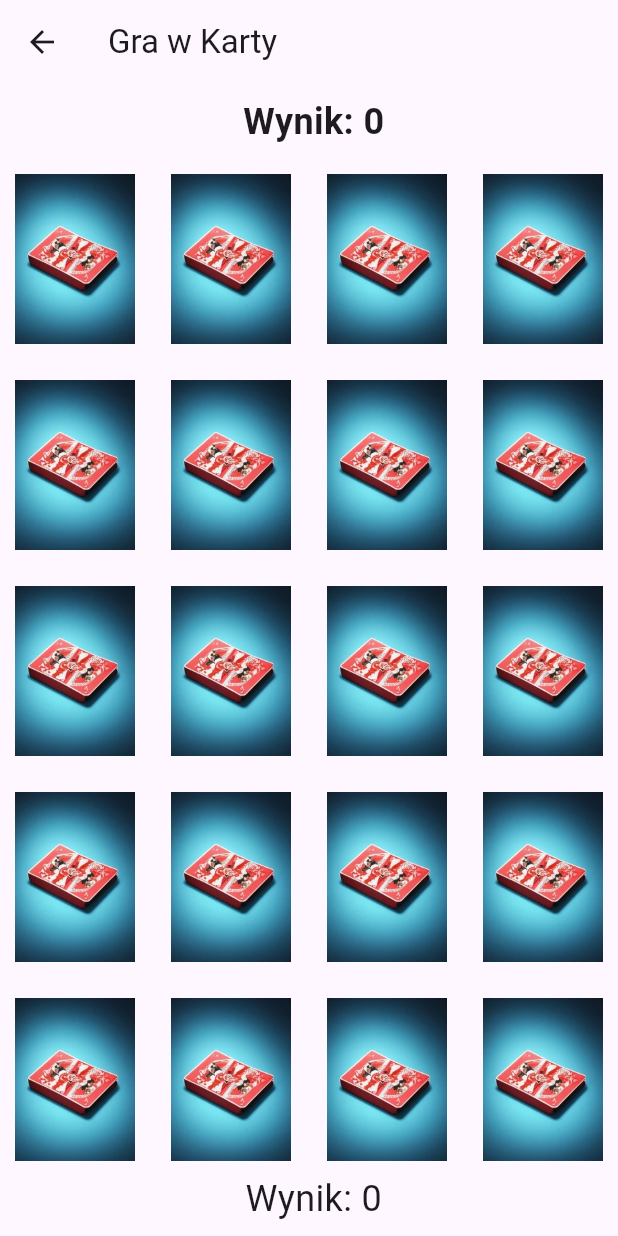
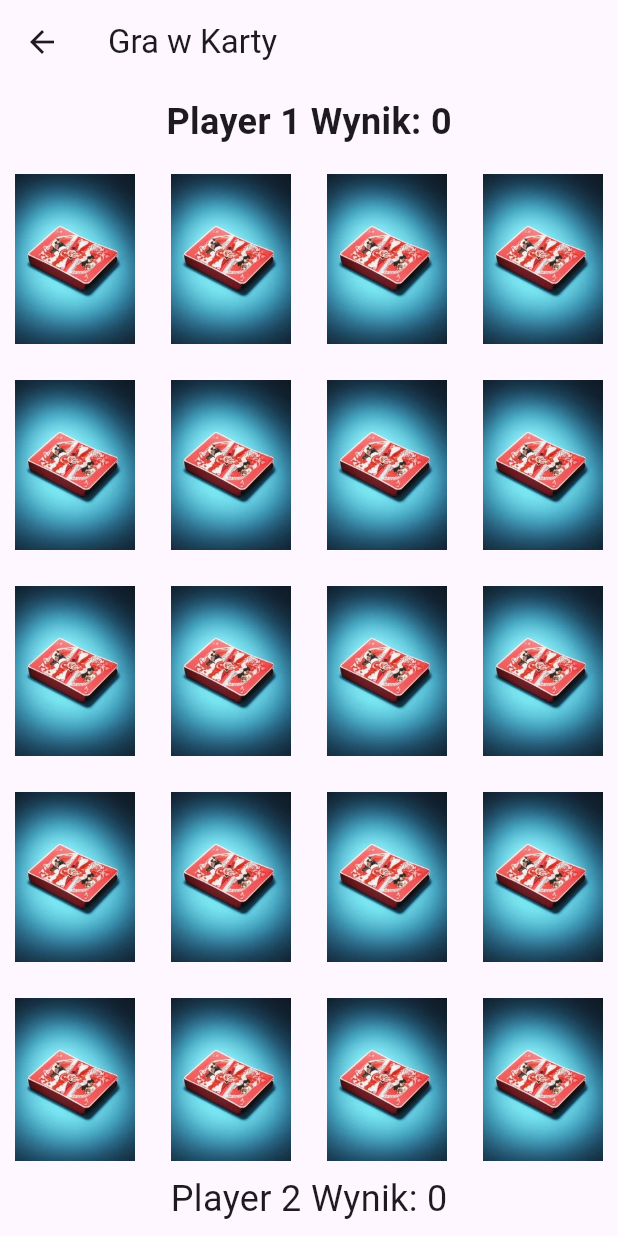
Before and after one commit to ZPatryk/cardgame3, a Flutter app: the screen it shows after launch, after a tap on "Start Game", on a phone screen of 412 x 824 dp. Run offline on Flutter 3.47's test engine with Material 3 defaults, Android fonts, the phone set to English and light mode, and no system bars.

Commit message:
Dodanie featcher'a przekazania nazwy gracza gdy jest empty

```diff
--- a/lib/image_screen.dart
+++ b/lib/image_screen.dart
@@ -78,7 +78,7 @@ class _ImageScreenState extends State<ImageScreen> {
 
         if (pairedKey == _secondSelectedKey) {
           // Jeśli karty pasują, ukryj je po krótkim opóźnieniu.
-          Future.delayed(const Duration(seconds: 2), () {
+          Future.delayed(const Duration(seconds: 0), () {
             setState(() {
               _visible[_firstSelectedKey!] = false; // Ukryj pierwszą kartę.
               _visible[_secondSelectedKey!] = false; // Ukryj drugą kartę.
@@ -100,7 +100,7 @@ class _ImageScreenState extends State<ImageScreen> {
             // Jeśli karty nie pasują, obróć je z powrotem.
             _reverseBothCards();
             // Po krótkim opóźnieniu zmień gracza.
-            Future.delayed(const Duration(seconds: 1), () {
+            Future.delayed(const Duration(seconds: 0, milliseconds: 500), () {
               setState(() {
                 _currentPlayer =
                     _currentPlayer == 1 ? 2 : 1; // Zmień aktualnego gracza.
--- a/lib/start_screen.dart
+++ b/lib/start_screen.dart
@@ -114,14 +114,17 @@ class _StartScreenState extends State<StartScreen> {
                 const SizedBox(height: 20),
                 ElevatedButton(
                   onPressed: () {
+                    String player1Name = player1Controller.text.isEmpty ? 'Player 1' : player1Controller.text;
+                    String player2Name = player2Controller.text.isEmpty ? 'Player 2' : player2Controller.text;
+
                     Navigator.push(
                       context,
                       MaterialPageRoute(
                         builder: (context) => ImageScreen(
                           images: images,
                           frontImagePath: frontImagePath,
-                          player1Name: player1Controller.text,
-                          player2Name: player2Controller.text,
+                          player1Name: player1Name,
+                          player2Name: player2Name,
                         ),
                       ),
                     );
--- a/lib/utils/geradient.dart
+++ b/lib/utils/geradient.dart
@@ -1,3 +1,4 @@
+import 'dart:ui';
 import 'package:flutter/material.dart';
 
 class GradientWidget extends StatelessWidget {
@@ -15,7 +16,7 @@ class GradientWidget extends StatelessWidget {
       children: [
                   // Pierwszy kontener z gradientem
           OverflowBox(
-          maxWidth:1200,  // Ustaw szerokość większą niż ekran
+            maxWidth: 1200, // Ustaw szerokość większą niż ekran
             maxHeight: 1200, // Ustaw wysokość większą niż ekran
             child: Container(
               width: 1200,
@@ -24,7 +25,7 @@ class GradientWidget extends StatelessWidget {
                 gradient: RadialGradient(
                   colors: [
                     Color.fromARGB(255, 183, 102, 228), // Pierwszy kolor
-                  Color.fromARGB(255, 215, 110, 236),  // Drugi kolor
+                    Color.fromARGB(255, 215, 110, 236), // Drugi kolor
                   ],
                   radius: 1.0,
                   center: Alignment.center,
@@ -34,7 +35,7 @@ class GradientWidget extends StatelessWidget {
             ),
           ),
           OverflowBox(
-          maxWidth:900,  // Ustaw szerokość większą niż ekran
+            maxWidth: 900, // Ustaw szerokość większą niż ekran
             maxHeight: 900, // Ustaw wysokość większą niż ekran
             child: Container(
               width: 700,
@@ -43,7 +44,7 @@ class GradientWidget extends StatelessWidget {
                 gradient: RadialGradient(
                   colors: [
                     Color.fromARGB(255, 225, 133, 227), // Pierwszy kolor
-                  Color.fromARGB(255, 181, 80, 234),  // Drugi kolor
+                    Color.fromARGB(255, 181, 80, 234), // Drugi kolor
                   ],
                   radius: 1.0,
                   center: Alignment.center,
@@ -53,8 +54,8 @@ class GradientWidget extends StatelessWidget {
             ),
           ),
           OverflowBox(
-          maxHeight: 500,
-          maxWidth: 500,
+            maxHeight: 480,
+            maxWidth: 480,
             child: Container(
               width: 500,
               height: 500,
@@ -62,7 +63,7 @@ class GradientWidget extends StatelessWidget {
                 gradient: RadialGradient(
                   colors: [
                     Color.fromARGB(255, 220, 106, 222), // Trzeci kolor
-                  Color.fromARGB(255, 223, 164, 225),  // Drugi kolor
+                    Color.fromARGB(255, 223, 164, 225), // Drugi kolor
                   ],
                   radius: 1.0,
                   center: Alignment.center,
@@ -89,6 +90,7 @@ class GradientWidget extends StatelessWidget {
           ),
           // Kontener z dzieckiem
           Center(child: child),
+
       ],
     );
   }
```
Lines whose indentation alone changed are shown as unchanged.
